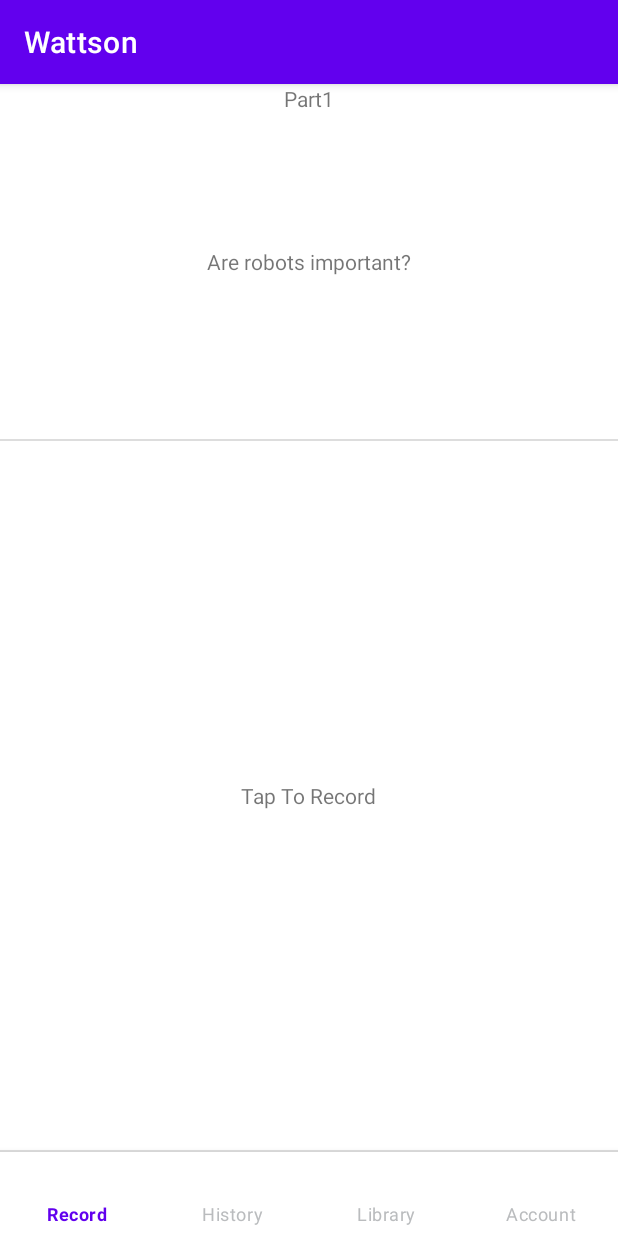
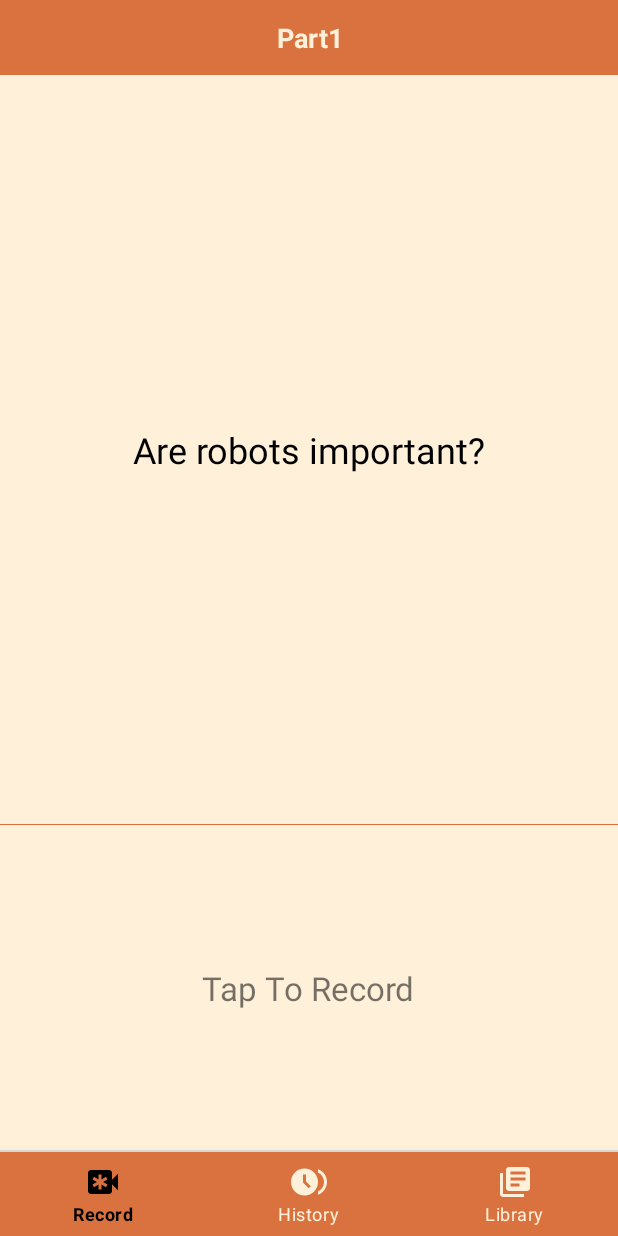
Before and after one commit to jonlai211/Wattson, an Android app: the screen it shows after launch (MainActivity), on a phone screen of 412 x 824 dp. Run offline under Robolectric (Android 15) with nearby library versions, the light colour scheme and no system bars.

Commit message:
add: maye big update

```diff
--- a/app/src/main/java/com/example/wattson/MainActivity.java
+++ b/app/src/main/java/com/example/wattson/MainActivity.java
@@ -40,8 +40,8 @@ public class MainActivity extends AppCompatActivity {
                         selectedFragment = new HistoryFragment();
                     } else if (item.getItemId() == R.id.navigation_library) {
                         selectedFragment = new LibraryFragment();
-                    } else if (item.getItemId() == R.id.navigation_account) {
-                        selectedFragment = new AccountFragment();
+//                    } else if (item.getItemId() == R.id.navigation_account) {
+//                        selectedFragment = new AccountFragment();
                     }
 
                     // Switch to selected fragment
--- a/app/src/main/java/com/example/wattson/RecordFragment.java
+++ b/app/src/main/java/com/example/wattson/RecordFragment.java
@@ -72,11 +72,11 @@ public class RecordFragment extends Fragment {
         ImageButton playButton = view.findViewById(R.id.play_button);
         playButton.setOnClickListener(this::onPlayButtonClick);
 
-        ImageButton noteButton = view.findViewById(R.id.note_button);
-        noteButton.setOnClickListener(this::onNoteButtonClick);
+//        ImageButton noteButton = view.findViewById(R.id.note_button);
+//        noteButton.setOnClickListener(this::onNoteButtonClick);
 
-        ImageButton transcribeButton = view.findViewById(R.id.audio_to_text_button);
-        transcribeButton.setOnClickListener(this::onTranscribeButtonClick);
+//        ImageButton transcribeButton = view.findViewById(R.id.audio_to_text_button);
+//        transcribeButton.setOnClickListener(this::onTranscribeButtonClick);
 
         ImageButton deleteButton = view.findViewById(R.id.delete_button);
         deleteButton.setOnClickListener(this::onDeleteButtonClick);
--- a/app/src/main/res/color/nav_text_colors.xml
+++ b/app/src/main/res/color/nav_text_colors.xml
@@ -1,7 +1,7 @@
 <?xml version="1.0" encoding="utf-8"?>
 <selector xmlns:android="http://schemas.android.com/apk/res/android">
     <!-- 选中时的颜色 -->
-    <item android:color="@color/selected_nav_colors" android:state_checked="true"/>
+    <item android:color="@color/black" android:state_checked="true"/>
     <!-- 默认（未选中）时的颜色 -->
-    <item android:color="@color/unselected_nav_colors"/>
+    <item android:color="@color/yellow_1"/>
 </selector>
--- /dev/null
+++ b/app/src/main/res/drawable/baseline_browse_gallery_24.xml
@@ -0,0 +1,6 @@
+<vector android:height="24dp" android:tint="#000000"
+    android:viewportHeight="24" android:viewportWidth="24"
+    android:width="24dp" xmlns:android="http://schemas.android.com/apk/res/android">
+    <path android:fillColor="@android:color/white" android:pathData="M9,3c-4.97,0 -9,4.03 -9,9s4.03,9 9,9s9,-4.03 9,-9S13.97,3 9,3zM11.79,16.21L8,12.41V7h2v4.59l3.21,3.21L11.79,16.21z"/>
+    <path android:fillColor="@android:color/white" android:pathData="M17.99,3.52v2.16C20.36,6.8 22,9.21 22,12c0,2.79 -1.64,5.2 -4.01,6.32v2.16C21.48,19.24 24,15.91 24,12C24,8.09 21.48,4.76 17.99,3.52z"/>
+</vector>
--- a/app/src/main/res/drawable/baseline_delete_24.xml
+++ b/app/src/main/res/drawable/baseline_delete_48.xml
@@ -1,5 +1,5 @@
-<vector android:height="24dp" android:tint="#000000"
+<vector android:height="40sp" android:tint="#000000"
     android:viewportHeight="24" android:viewportWidth="24"
-    android:width="24dp" xmlns:android="http://schemas.android.com/apk/res/android">
+    android:width="48sp" xmlns:android="http://schemas.android.com/apk/res/android">
     <path android:fillColor="@android:color/white" android:pathData="M6,19c0,1.1 0.9,2 2,2h8c1.1,0 2,-0.9 2,-2V7H6v12zM19,4h-3.5l-1,-1h-5l-1,1H5v2h14V4z"/>
 </vector>
--- /dev/null
+++ b/app/src/main/res/drawable/baseline_emergency_recording_24.xml
@@ -0,0 +1,5 @@
+<vector android:height="24dp" android:tint="#000000"
+    android:viewportHeight="24" android:viewportWidth="24"
+    android:width="24dp" xmlns:android="http://schemas.android.com/apk/res/android">
+    <path android:fillColor="@android:color/white" android:pathData="M18,10.48V6c0,-1.1 -0.9,-2 -2,-2H4C2.9,4 2,4.9 2,6v12c0,1.1 0.9,2 2,2h12c1.1,0 2,-0.9 2,-2v-4.48l4,3.98v-11L18,10.48zM12,12l3,1.73l-1,1.73l-3,-1.73V17H9v-3.27l-3,1.73l-1,-1.73L8,12l-3,-1.73l1,-1.73l3,1.73V7h2v3.27l3,-1.73l1,1.73L12,12z"/>
+</vector>
--- /dev/null
+++ b/app/src/main/res/drawable/baseline_library_books_24.xml
@@ -0,0 +1,5 @@
+<vector android:autoMirrored="true" android:height="24dp"
+    android:tint="#000000" android:viewportHeight="24"
+    android:viewportWidth="24" android:width="24dp" xmlns:android="http://schemas.android.com/apk/res/android">
+    <path android:fillColor="@android:color/white" android:pathData="M4,6L2,6v14c0,1.1 0.9,2 2,2h14v-2L4,20L4,6zM20,2L8,2c-1.1,0 -2,0.9 -2,2v12c0,1.1 0.9,2 2,2h12c1.1,0 2,-0.9 2,-2L22,4c0,-1.1 -0.9,-2 -2,-2zM19,11L9,11L9,9h10v2zM15,15L9,15v-2h6v2zM19,7L9,7L9,5h10v2z"/>
+</vector>
--- /dev/null
+++ b/app/src/main/res/drawable/baseline_play_arrow_48.xml
@@ -0,0 +1,5 @@
+<vector android:height="48dp" android:tint="#000000"
+    android:viewportHeight="24" android:viewportWidth="24"
+    android:width="48dp" xmlns:android="http://schemas.android.com/apk/res/android">
+    <path android:fillColor="@android:color/white" android:pathData="M8,5v14l11,-7z"/>
+</vector>
--- a/app/src/main/res/layout/activity_detail.xml
+++ b/app/src/main/res/layout/activity_detail.xml
@@ -3,12 +3,13 @@
     android:layout_width="match_parent"
     android:layout_height="match_parent"
     android:orientation="vertical"
-    android:padding="16dp">
+    android:padding="16dp"
+    android:background="@color/yellow_1">
 
     <TextView
         android:id="@+id/content_view"
         android:layout_width="match_parent"
         android:layout_height="wrap_content"
-        android:textSize="16sp"
+        android:textSize="20sp"
         android:textColor="#000000" />
 </LinearLayout>
--- a/app/src/main/res/layout/activity_main.xml
+++ b/app/src/main/res/layout/activity_main.xml
@@ -24,7 +24,7 @@
         android:id="@+id/bottom_navigation"
         android:layout_width="0dp"
         android:layout_height="wrap_content"
-        android:background="?android:attr/windowBackground"
+        android:background="@color/yellow_2"
         app:itemIconTint="@color/nav_text_colors"
         app:itemTextColor="@color/nav_text_colors"
         app:labelVisibilityMode="labeled"
--- a/app/src/main/res/layout/fragment_history.xml
+++ b/app/src/main/res/layout/fragment_history.xml
@@ -2,7 +2,9 @@
 <RelativeLayout xmlns:android="http://schemas.android.com/apk/res/android"
     android:layout_width="match_parent"
     android:layout_height="match_parent"
-    android:orientation="vertical">
+    android:orientation="vertical"
+    android:background="@color/yellow_1">
+
 
     <ExpandableListView
         android:id="@+id/history_expandable_list_view"
--- a/app/src/main/res/layout/fragment_library.xml
+++ b/app/src/main/res/layout/fragment_library.xml
@@ -2,7 +2,8 @@
 <LinearLayout xmlns:android="http://schemas.android.com/apk/res/android"
     android:layout_width="match_parent"
     android:layout_height="match_parent"
-    android:orientation="vertical">
+    android:orientation="vertical"
+    android:background="@color/yellow_1">
 
     <ExpandableListView
         android:id="@+id/expandableListView"
--- a/app/src/main/res/layout/fragment_record.xml
+++ b/app/src/main/res/layout/fragment_record.xml
@@ -10,31 +10,39 @@
     <TextView
         android:id="@+id/questionPart_part"
         android:layout_width="0dp"
-        android:layout_height="wrap_content"
+        android:layout_height="50dp"
         android:gravity="center"
         android:text="@string/questionPart_part"
+        android:textSize="18sp"
+        android:textColor="@color/yellow_1"
+        android:textStyle="bold"
+        android:background="@color/yellow_2"
         app:layout_constraintStart_toStartOf="parent"
         app:layout_constraintEnd_toEndOf="parent"
         app:layout_constraintTop_toTopOf="parent" />
 
+    <!-- Divider -->
     <TextView
         android:id="@+id/question_part"
         android:layout_width="0dp"
-        android:layout_height="0dp"
+        android:layout_height="500dp"
+        android:background="@color/yellow_1"
         android:gravity="center"
         android:text="@string/question_part"
+        android:textColor="@color/black"
+        android:textSize="24sp"
+        app:layout_constraintBottom_toTopOf="@id/record_part"
+        app:layout_constraintEnd_toEndOf="parent"
+        app:layout_constraintHorizontal_bias="0.0"
         app:layout_constraintStart_toStartOf="parent"
-        app:layout_constraintEnd_toEndOf="parent"
-        app:layout_constraintTop_toTopOf="parent"
-        app:layout_constraintBottom_toTopOf="@id/record_part"
+        app:layout_constraintTop_toBottomOf="@+id/questionPart_part"
         app:layout_constraintVertical_weight="1" />
 
-    <!-- Divider -->
     <View
         android:id="@+id/divider"
         android:layout_width="match_parent"
-        android:layout_height="1dp"
-        android:background="@color/divider_color"
+        android:layout_height="2dp"
+        android:background="@color/yellow_2"
         app:layout_constraintTop_toBottomOf="@id/question_part"
         app:layout_constraintBottom_toTopOf="@id/record_part" />
 
@@ -43,7 +51,7 @@
         android:id="@+id/record_part"
         android:layout_width="0dp"
         android:layout_height="0dp"
-        android:background="?android:attr/selectableItemBackground"
+        android:background="@color/yellow_1"
         android:clickable="true"
         android:focusable="true"
         android:visibility="visible"
@@ -60,6 +68,7 @@
             android:layout_gravity="center"
             android:gravity="center_horizontal"
             android:text="@string/tap_to_record"
+            android:textSize="22sp"
             android:textAlignment="center" />
 
         <!-- TextView for Displaying Recording Time -->
@@ -70,7 +79,7 @@
             android:layout_gravity="center_horizontal|top"
             android:layout_marginTop="20dp"
             android:text="@string/_00_00"
-            android:textColor="#6200EE"
+            android:textColor="@color/yellow_2"
             android:textSize="18sp"
             android:visibility="invisible" />
     </FrameLayout>
@@ -82,6 +91,7 @@
         android:layout_height="wrap_content"
         android:orientation="vertical"
         android:visibility="invisible"
+        android:background="@color/yellow_1"
         app:layout_constraintEnd_toEndOf="parent"
         app:layout_constraintTop_toBottomOf="@id/question_part">
 
@@ -92,7 +102,7 @@
             android:layout_height="wrap_content"
             android:layout_gravity="center_horizontal"
             android:text="@string/_00_00"
-            android:textColor="#6200EE"
+            android:textColor="@color/yellow_2"
             android:textSize="18sp" />
 
         <!-- Seek Bar -->
@@ -102,7 +112,9 @@
             android:layout_height="wrap_content"
             android:layout_marginStart="50dp"
             android:layout_marginTop="20dp"
-            android:layout_marginEnd="50dp" />
+            android:layout_marginEnd="50dp"
+            android:thumbTint="@color/yellow_2"
+            android:progressTint="@color/yellow_2"/>
     </LinearLayout>
 
     <!-- Control Part -->
@@ -110,7 +122,8 @@
         android:id="@+id/control_panel"
         android:layout_width="0dp"
         android:layout_height="0dp"
-        android:columnCount="2"
+        android:background="@color/yellow_1"
+        android:columnCount="3"
         android:padding="16dp"
         android:rowCount="1"
         android:visibility="gone"
@@ -127,14 +140,15 @@
             android:layout_width="0dp"
             android:layout_height="0dp"
             android:layout_rowWeight="2"
-            android:layout_columnSpan="2"
+            android:layout_columnSpan="1"
             android:layout_columnWeight="1  "
+            android:alpha="0.75"
             android:background="?android:attr/selectableItemBackground"
             android:contentDescription="@string/play"
             android:onClick="onPlayButtonClick"
             android:scaleType="fitCenter"
             android:src="@drawable/baseline_play_arrow_24"
-            app:tint="@color/unselected_nav_colors" />
+            app:tint="@color/yellow_2" />
 
         <!-- Next Question Button -->
         <ImageButton
@@ -143,27 +157,28 @@
             android:layout_height="0dp"
             android:layout_rowWeight="2"
             android:layout_columnWeight="1"
+            android:alpha="0.75"
             android:background="?android:attr/selectableItemBackground"
             android:contentDescription="@string/next"
             android:onClick="onNextButtonClick"
             android:scaleType="fitCenter"
             android:src="@drawable/baseline_navigate_next_24"
-            app:tint="@color/unselected_nav_colors" />
+            app:tint="@color/yellow_2" />
 
         <!-- Second Row -->
         <!-- Audio to Text Button -->
-        <ImageButton
-            android:id="@+id/audio_to_text_button"
-            android:layout_width="0dp"
-            android:layout_height="0dp"
-            android:layout_rowWeight="1"
-            android:layout_columnWeight="1"
-            android:background="?android:attr/selectableItemBackground"
-            android:contentDescription="@string/audio_to_text"
-            android:onClick="onTranscribeButtonClick"
-            android:scaleType="fitCenter"
-            android:src="@drawable/baseline_text_format_24"
-            app:tint="@color/unselected_nav_colors" />
+        <!--        <ImageButton-->
+        <!--            android:id="@+id/audio_to_text_button"-->
+        <!--            android:layout_width="0dp"-->
+        <!--            android:layout_height="0dp"-->
+        <!--            android:layout_rowWeight="1"-->
+        <!--            android:layout_columnWeight="1"-->
+        <!--            android:background="?android:attr/selectableItemBackground"-->
+        <!--            android:contentDescription="@string/audio_to_text"-->
+        <!--            android:onClick="onTranscribeButtonClick"-->
+        <!--            android:scaleType="fitCenter"-->
+        <!--            android:src="@drawable/baseline_text_format_24"-->
+        <!--            app:tint="@color/unselected_nav_colors" />-->
 
         <!-- Delete Button -->
         <ImageButton
@@ -172,26 +187,27 @@
             android:layout_height="0dp"
             android:layout_rowWeight="1"
             android:layout_columnWeight="1"
+            android:alpha="0.75"
             android:background="?android:attr/selectableItemBackground"
             android:contentDescription="@string/delete"
             android:onClick="onDeleteButtonClick"
             android:scaleType="fitCenter"
             android:src="@drawable/baseline_delete_24"
-            app:tint="@color/unselected_nav_colors" />
+            app:tint="@color/yellow_2" />
 
         <!-- Note Button -->
-        <ImageButton
-            android:id="@+id/note_button"
-            android:layout_width="0dp"
-            android:layout_height="0dp"
-            android:layout_rowWeight="1"
-            android:layout_columnWeight="1"
-            android:background="?android:attr/selectableItemBackground"
-            android:contentDescription="@string/notes"
-            android:onClick="onNoteButtonClick"
-            android:scaleType="fitCenter"
-            android:src="@drawable/baseline_edit_note_24"
-            app:tint="@color/unselected_nav_colors" />
+        <!--        <ImageButton-->
+        <!--            android:id="@+id/note_button"-->
+        <!--            android:layout_width="0dp"-->
+        <!--            android:layout_height="0dp"-->
+        <!--            android:layout_rowWeight="1"-->
+        <!--            android:layout_columnWeight="1"-->
+        <!--            android:background="?android:attr/selectableItemBackground"-->
+        <!--            android:contentDescription="@string/notes"-->
+        <!--            android:onClick="onNoteButtonClick"-->
+        <!--            android:scaleType="fitCenter"-->
+        <!--            android:src="@drawable/baseline_edit_note_24"-->
+        <!--            app:tint="@color/unselected_nav_colors" />-->
     </GridLayout>
 
 </androidx.constraintlayout.widget.ConstraintLayout>
--- a/app/src/main/res/menu/bottom_navigation_menu.xml
+++ b/app/src/main/res/menu/bottom_navigation_menu.xml
@@ -2,14 +2,17 @@
 <menu xmlns:android="http://schemas.android.com/apk/res/android">
     <item
         android:id="@+id/navigation_record"
-        android:title="@string/record" />
+        android:title="@string/record"
+        android:icon="@drawable/baseline_emergency_recording_24"/>
     <item
         android:id="@+id/navigation_history"
-        android:title="@string/history" />
+        android:title="@string/history"
+        android:icon="@drawable/baseline_browse_gallery_24"/>
     <item
         android:id="@+id/navigation_library"
-        android:title="@string/library" />
-    <item
-        android:id="@+id/navigation_account"
-        android:title="@string/account" />
+        android:title="@string/library"
+        android:icon="@drawable/baseline_library_books_24"/>
+<!--    <item-->
+<!--        android:id="@+id/navigation_account"-->
+<!--        android:title="@string/account" />-->
 </menu>
--- a/app/src/main/res/values/colors.xml
+++ b/app/src/main/res/values/colors.xml
@@ -10,4 +10,17 @@
     <color name="selected_nav_colors">#FF6200EE</color>
     <color name="unselected_nav_colors">#FFBABCBE</color>
     <color name="divider_color">#ddd</color>
+
+    <color name="shine_purple">#7B66FF</color>
+    <color name="light_blue">#5FBDFF</color>
+    <color name="dark_green">#265073</color>
+    <color name="lake_green">#2D9596</color>
+    <color name="water_blue">#4CB8D8</color>
+    <color name="forest_green">#9AD0C2</color>
+    <color name="yellow_green">#ECF4D6</color>
+    <color name="yellow_1">#FFF0DA</color>
+    <color name="yellow_2">#D9723E</color>
+    <color name="yellow_3">#FFF5D6</color>
+    <color name="blue_1">#C5FFF8</color>
+    <color name="blue_2">#4BACCB</color>
 </resources>
--- a/app/src/main/res/values/themes.xml
+++ b/app/src/main/res/values/themes.xml
@@ -1,10 +1,10 @@
 <resources xmlns:tools="http://schemas.android.com/tools">
     <!-- Base application theme. -->
-    <style name="Theme.Wattson" parent="Theme.MaterialComponents.DayNight.DarkActionBar">
+    <style name="Theme.Wattson" parent="Theme.MaterialComponents.DayNight.NoActionBar">
         <!-- Primary brand color. -->
-        <item name="colorPrimary">@color/purple_500</item>
-        <item name="colorPrimaryVariant">@color/purple_700</item>
-        <item name="colorOnPrimary">@color/white</item>
+        <item name="colorPrimary">@color/light_blue</item>
+        <item name="colorPrimaryVariant">@color/black</item>
+        <item name="colorOnPrimary">@color/yellow_green</item>
         <!-- Secondary brand color. -->
         <item name="colorSecondary">@color/teal_200</item>
         <item name="colorSecondaryVariant">@color/teal_700</item>
--- a/build.gradle
+++ b/build.gradle
@@ -1,4 +1,4 @@
 // Top-level build file where you can add configuration options common to all sub-projects/modules.
 plugins {
-id 'com.android.application' version '8.2.0' apply false
+id 'com.android.application' version '8.1.2' apply false
 }
```
Also changed, not shown: app/src/main/res/layout/activity_playback.xml (+17 -8 lines), 1 other file.
